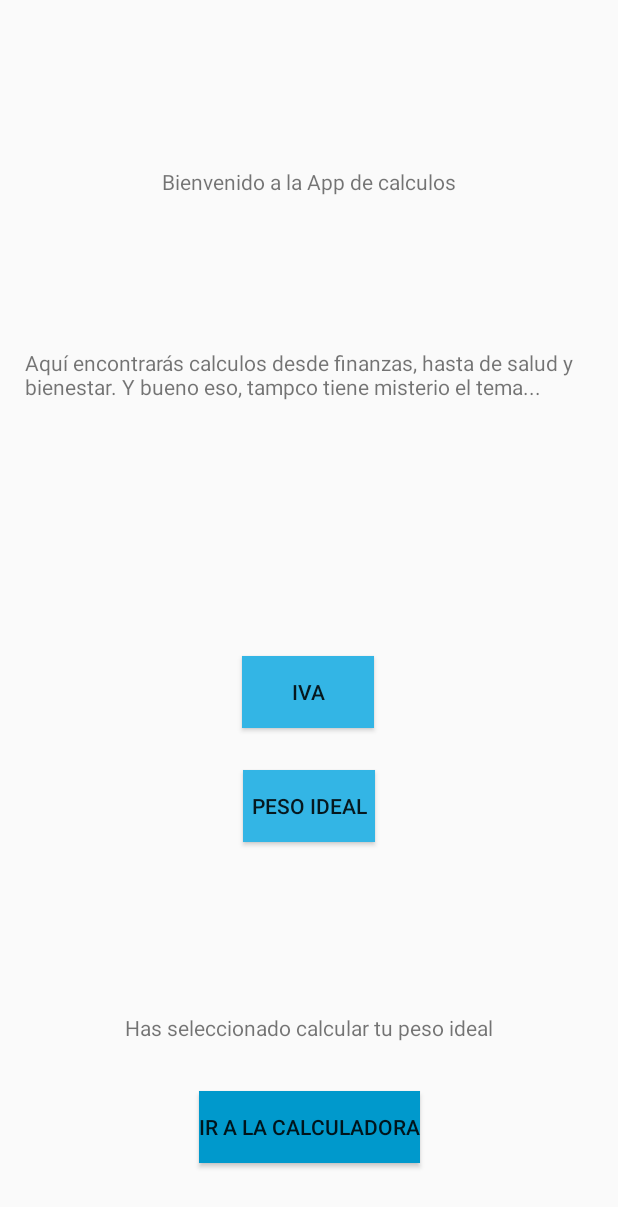
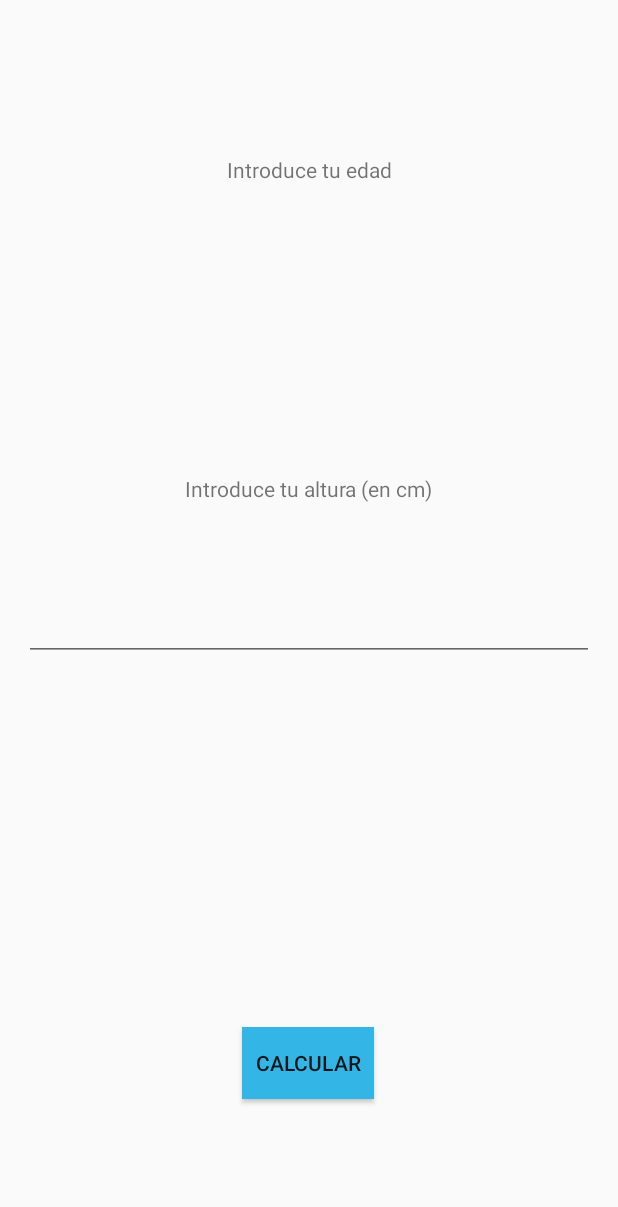
Before and after one commit to elChechu/M8-App1, an Android app: the screen it shows after launch (MainActivity before the commit, Pesoideal after it), after a tap on "IR A LA CALCULADORA", on a phone screen of 412 x 824 dp. Shown: the top 1207 px of the screen. Run offline under Robolectric (Android 15) with nearby library versions, the phone set to English and light mode, and no system bars; 2 other taps on this screen came first.

Commit message:
falta acabar el segundo activity

```diff
--- a/app/src/main/AndroidManifest.xml
+++ b/app/src/main/AndroidManifest.xml
@@ -17,6 +17,7 @@
             </intent-filter>
         </activity>
         <activity android:name=".CalculadoraIVA"></activity>
+        <activity android:name=".Pesoideal"></activity>
     </application>
 
 </manifest>
--- a/app/src/main/java/chechulin/com/app1/MainActivity.java
+++ b/app/src/main/java/chechulin/com/app1/MainActivity.java
@@ -35,29 +35,38 @@ public class MainActivity extends Activity {
         }else {
             if (seleccion == 1){
                 textoresultado.setText("Has seleccionado calcular el Iva");
+                mostrarError(false);
             }
             else {
                 textoresultado.setText("Has seleccionado calcular tu peso ideal");
+                mostrarError(false);
             }
         }
     }
 
     // Hacer o no visible el error de seleccion
-    public void mostrarError(){
+    public void mostrarError(boolean visibilidad){
         TextView tv1 = (TextView) findViewById(R.id.textView4);
-        if(tv1.getVisibility() == View.VISIBLE){ //si es Visible lo pones Gone
+        if (!visibilidad){
             tv1.setVisibility(View.GONE);
-        }else{ // si no es Visible, lo pones
+        }else {
             tv1.setVisibility(View.VISIBLE);
+            tv1.setText("Error, debe seleccionar una opcion primero");
         }
     }
-    public void accederCaclculadora(View view, int seleccion){
-
-        Intent intent = new Intent(this, CalculadoraIVA.class);
-        if (seleccion == 0){
-            // generar error de seleccion
+    public void accederCaclculadora(View view){
+        Intent intent_iva = new Intent(this, CalculadoraIVA.class);
+        Intent intent_peso = new Intent(this, Pesoideal.class);
+        if (this.seleccion == 0){
+            mostrarError(true);
         }else {
-            startActivity(intent);
+            if (this.seleccion == 1){ startActivity(intent_iva); }
+            else if (this.seleccion == 2){ startActivity(intent_peso); }
         }
     }
+
+
+
+
+
 }
--- a/app/src/main/res/layout/activity_main.xml
+++ b/app/src/main/res/layout/activity_main.xml
@@ -87,9 +87,11 @@
         android:background="@color/colorAccent"
         android:text="TextView"
         android:textAppearance="@style/TextAppearance.AppCompat.Small"
+        android:textColor="@android:color/holo_red_dark"
         android:visibility="invisible"
+        app:layout_constraintEnd_toEndOf="parent"
+        app:layout_constraintStart_toStartOf="parent"
         app:layout_constraintTop_toTopOf="parent"
-        tools:layout_editor_absoluteX="55dp"
         tools:text="Error, debe seleccionar una opcion primero"
         tools:visibility="invisible" />
 
--- /dev/null
+++ b/app/src/main/res/layout/peso_ideal.xml
@@ -0,0 +1,79 @@
+<?xml version="1.0" encoding="utf-8"?>
+<androidx.constraintlayout.widget.ConstraintLayout xmlns:android="http://schemas.android.com/apk/res/android"
+    xmlns:app="http://schemas.android.com/apk/res-auto"
+    xmlns:tools="http://schemas.android.com/tools"
+    android:layout_width="match_parent"
+    android:layout_height="match_parent"
+    android:padding="16dp"
+    >
+
+    <EditText
+        android:id="@+id/editText"
+        android:layout_width="match_parent"
+        android:layout_height="90dp"
+        android:layout_marginBottom="508dp"
+        android:ems="10"
+        android:inputType="number"
+        app:layout_constraintBottom_toBottomOf="parent"
+        app:layout_constraintEnd_toEndOf="parent"
+        app:layout_constraintStart_toStartOf="parent" />
+
+    <EditText
+        android:id="@+id/editText2"
+        android:layout_width="match_parent"
+        android:layout_height="90dp"
+        android:layout_marginBottom="116dp"
+        android:ems="10"
+        android:inputType="number"
+        app:layout_constraintBottom_toTopOf="@+id/textView9"
+        app:layout_constraintEnd_toEndOf="parent"
+        app:layout_constraintStart_toStartOf="parent"
+        app:layout_constraintTop_toBottomOf="@+id/editText" />
+
+    <TextView
+        android:id="@+id/textView8"
+        android:layout_width="wrap_content"
+        android:layout_height="wrap_content"
+        android:text="Introduce tu edad"
+        app:layout_constraintBottom_toTopOf="@+id/editText"
+        app:layout_constraintEnd_toEndOf="parent"
+        app:layout_constraintStart_toStartOf="parent"
+        app:layout_constraintTop_toTopOf="parent" />
+
+    <Button
+        android:id="@+id/button2"
+        android:layout_width="wrap_content"
+        android:layout_height="wrap_content"
+        android:background="@android:color/holo_blue_light"
+        android:onClick="CalcularPesoIdeal"
+        android:text="Calcular"
+        app:layout_constraintBottom_toBottomOf="parent"
+        app:layout_constraintEnd_toEndOf="parent"
+        app:layout_constraintHorizontal_bias="0.498"
+        app:layout_constraintStart_toStartOf="parent"
+        app:layout_constraintTop_toBottomOf="@+id/editText"
+        app:layout_constraintVertical_bias="0.836" />
+
+    <TextView
+        android:id="@+id/textView9"
+        android:layout_width="wrap_content"
+        android:layout_height="wrap_content"
+        android:text="TextView"
+        android:visibility="invisible"
+        app:layout_constraintBottom_toTopOf="@+id/button2"
+        app:layout_constraintEnd_toEndOf="parent"
+        app:layout_constraintHorizontal_bias="0.498"
+        app:layout_constraintStart_toStartOf="parent"
+        app:layout_constraintTop_toBottomOf="@+id/editText"
+        app:layout_constraintVertical_bias="0.839" />
+
+    <TextView
+        android:id="@+id/textView11"
+        android:layout_width="wrap_content"
+        android:layout_height="wrap_content"
+        android:text="Introduce tu altura (en cm)"
+        app:layout_constraintBottom_toTopOf="@+id/editText2"
+        app:layout_constraintEnd_toEndOf="parent"
+        app:layout_constraintStart_toStartOf="parent"
+        app:layout_constraintTop_toBottomOf="@+id/editText" />
+</androidx.constraintlayout.widget.ConstraintLayout>
--- a/app/src/main/res/values/colors.xml
+++ b/app/src/main/res/values/colors.xml
@@ -2,5 +2,5 @@
 <resources>
     <color name="colorPrimary">#008577</color>
     <color name="colorPrimaryDark">#00574B</color>
-    <color name="colorAccent">#E50004</color>
+    <color name="colorAccent">#00FFFFFF</color>
 </resources>
```
Also changed, not shown: app/src/main/java/chechulin/com/app1/CalculadoraIVA.java (+18 -2 lines), app/src/main/java/chechulin/com/app1/Pesoideal.java (added, +62 -0 lines), app/src/main/res/layout/calculadoraiva.xml (+12 -0 lines), 5 other files.
